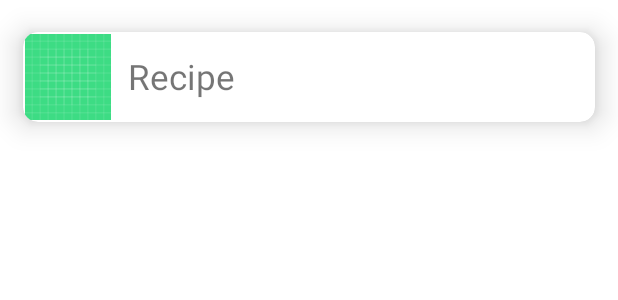
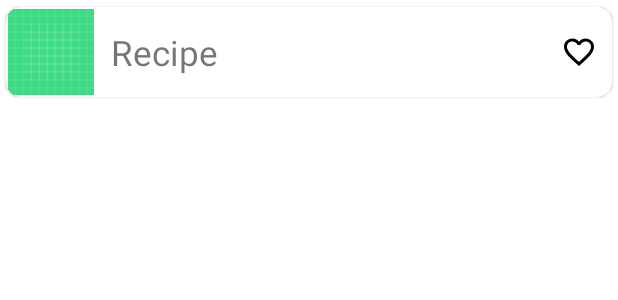
Before and after one commit to bendowsett/Foood, an Android app: the layout recipe_item.xml on its own in the app's theme, with its tools: preview values and no code run, on a phone screen of 412 x 824 dp. Shown: the top 300 px of the screen. Run offline under Robolectric (Android 15) with nearby library versions, the phone set to English and light mode, and no system bars.

Commit message:
UI changes

```diff
--- a/app/src/main/java/com/example/foood/RecipeResultAdapter.kt
+++ b/app/src/main/java/com/example/foood/RecipeResultAdapter.kt
@@ -10,7 +10,9 @@ import android.widget.Toast
 import androidx.fragment.app.activityViewModels
 import androidx.recyclerview.widget.RecyclerView
 import coil.load
+import coil.transform.CircleCropTransformation
 import com.example.foood.network.Recipes
+import kotlin.coroutines.coroutineContext
 
 class RecipeResultAdapter(private val dataset: List<Recipes>?) : RecyclerView.Adapter<RecipeResultAdapter.ItemViewHolder>(){
 
--- /dev/null
+++ b/app/src/main/res/drawable/ic_add_to_favorite.xml
@@ -0,0 +1,5 @@
+<vector android:height="24dp" android:tint="#000000"
+    android:viewportHeight="24" android:viewportWidth="24"
+    android:width="24dp" xmlns:android="http://schemas.android.com/apk/res/android">
+    <path android:fillColor="@android:color/white" android:pathData="M16.5,3c-1.74,0 -3.41,0.81 -4.5,2.09C10.91,3.81 9.24,3 7.5,3 4.42,3 2,5.42 2,8.5c0,3.78 3.4,6.86 8.55,11.54L12,21.35l1.45,-1.32C18.6,15.36 22,12.28 22,8.5 22,5.42 19.58,3 16.5,3zM12.1,18.55l-0.1,0.1 -0.1,-0.1C7.14,14.24 4,11.39 4,8.5 4,6.5 5.5,5 7.5,5c1.54,0 3.04,0.99 3.57,2.36h1.87C13.46,5.99 14.96,5 16.5,5c2,0 3.5,1.5 3.5,3.5 0,2.89 -3.14,5.74 -7.9,10.05z"/>
+</vector>
--- a/app/src/main/res/layout/recipe_item.xml
+++ b/app/src/main/res/layout/recipe_item.xml
@@ -1,5 +1,5 @@
 <?xml version="1.0" encoding="utf-8"?>
-<LinearLayout xmlns:android="http://schemas.android.com/apk/res/android"
+<androidx.constraintlayout.widget.ConstraintLayout xmlns:android="http://schemas.android.com/apk/res/android"
     android:layout_width="match_parent"
     android:layout_height="wrap_content"
     xmlns:tools="http://schemas.android.com/tools"
@@ -8,17 +8,21 @@
     >
 
     <androidx.cardview.widget.CardView
-        android:layout_width="match_parent"
+        android:layout_width="0dp"
         android:layout_height="wrap_content"
-        app:cardElevation="12dp"
+        app:cardElevation="1dp"
         app:cardCornerRadius="10dp"
-        app:cardMaxElevation="12dp"
+        app:cardMaxElevation="1dp"
         app:cardPreventCornerOverlap="true"
         app:cardUseCompatPadding="true"
         app:contentPadding="0dp"
+        app:layout_constraintStart_toStartOf="parent"
+        app:layout_constraintEnd_toEndOf="parent"
+        app:layout_constraintTop_toTopOf="parent"
+        app:layout_constraintBottom_toBottomOf="parent"
         >
 
-    <LinearLayout
+    <androidx.constraintlayout.widget.ConstraintLayout
         android:layout_width="match_parent"
         android:layout_height="wrap_content"
         android:orientation="horizontal">
@@ -29,20 +33,37 @@
             android:layout_height="60dp"
             android:src="@drawable/ic_launcher_background"
             tools:src="@drawable/ic_launcher_background"
-            android:padding="1dp"/>
+            android:padding="1dp"
+            app:layout_constraintStart_toStartOf="parent"
+            app:layout_constraintTop_toTopOf="parent"
+            app:layout_constraintBottom_toBottomOf="parent"/>
 
         <TextView
             android:id="@+id/item_title"
             android:textSize="23dp"
             tools:text="Recipe"
             android:paddingLeft="10dp"
-            android:layout_width="match_parent"
+            android:layout_width="wrap_content"
             android:layout_height="wrap_content"
-            android:layout_gravity="center_vertical"/>
+            android:layout_gravity="center_vertical"
+            app:layout_constraintStart_toEndOf="@id/recipeImage"
+            app:layout_constraintTop_toTopOf="parent"
+            app:layout_constraintBottom_toBottomOf="parent"
+            />
 
-    </LinearLayout>
+        <ImageView
+            android:layout_width="wrap_content"
+            android:layout_height="wrap_content"
+            android:paddingLeft="40dp"
+            app:srcCompat ="@drawable/ic_add_to_favorite"
+            app:layout_constraintEnd_toEndOf="parent"
+            app:layout_constraintTop_toTopOf="parent"
+            app:layout_constraintBottom_toBottomOf="parent"
+            android:paddingRight="10dp"/>
+
+    </androidx.constraintlayout.widget.ConstraintLayout>
 
     </androidx.cardview.widget.CardView>
 
 
-</LinearLayout>
+</androidx.constraintlayout.widget.ConstraintLayout>
```
